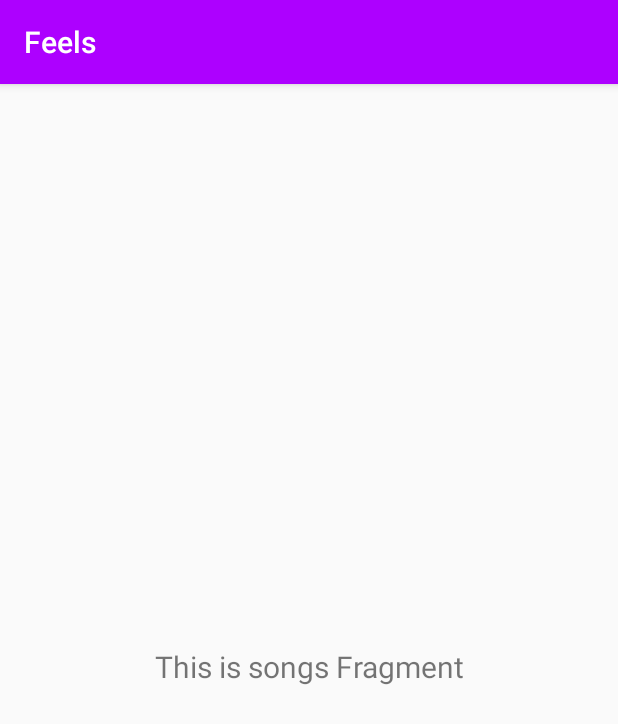
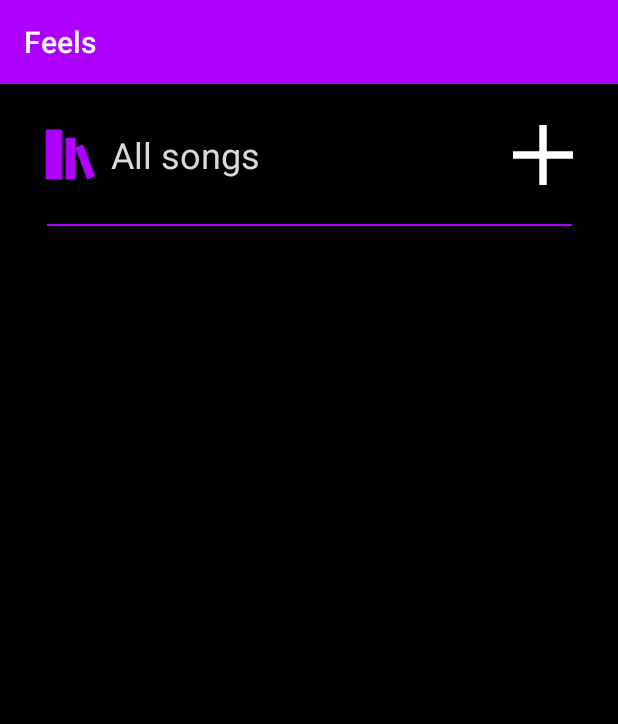
Before and after one commit to PHSSGG/Feels, an Android app: the fragment SongsFragment shown on its own in the app's theme, on a phone screen of 412 x 824 dp. Shown: the top 724 px of the screen. Run offline under Robolectric (Android 15) with nearby library versions, the phone set to English and light mode, and no system bars; 2 statements that could not run were skipped.

Commit message:
added the songs fragment

```diff
--- a/app/src/main/res/layout/fragment_songs.xml
+++ b/app/src/main/res/layout/fragment_songs.xml
@@ -4,19 +4,59 @@
     xmlns:tools="http://schemas.android.com/tools"
     android:layout_width="match_parent"
     android:layout_height="match_parent"
+    android:background="@color/black"
     tools:context=".ui.songs.SongsFragment">
 
+    <ImageView
+        android:id="@+id/songsLibraryIcon"
+        android:layout_width="wrap_content"
+        android:layout_height="wrap_content"
+        android:layout_marginTop="30dp"
+        android:layout_marginStart="30dp"
+        android:src="@drawable/ic_library_icon"
+        app:layout_constraintStart_toStartOf="parent"
+        app:layout_constraintTop_toTopOf="parent" />
+
     <TextView
-        android:id="@+id/text_slideshow"
-        android:layout_width="match_parent"
+        android:id="@+id/songsLibraryText"
+        android:layout_width="wrap_content"
         android:layout_height="wrap_content"
-        android:layout_marginStart="8dp"
-        android:layout_marginTop="8dp"
-        android:layout_marginEnd="8dp"
-        android:textAlignment="center"
-        android:textSize="20sp"
-        app:layout_constraintBottom_toBottomOf="parent"
+        android:layout_marginStart="10dp"
+        android:textColor="@color/light_gray_plus"
+        android:text="@string/songs_library_name"
+        android:textSize="24sp"
+        app:layout_constraintBottom_toBottomOf="@+id/songsLibraryIcon"
+        app:layout_constraintStart_toEndOf="@+id/songsLibraryIcon"
+        app:layout_constraintTop_toTopOf="@+id/songsLibraryIcon" />
+
+    <ImageButton
+        android:id="@+id/songsAddButton"
+        android:layout_width="40dp"
+        android:layout_height="40dp"
+        android:layout_marginEnd="30dp"
+        android:src="@drawable/ic_playlist_create"
+        android:background="@color/black"
+        app:layout_constraintBottom_toBottomOf="@+id/songsLibraryText"
+        app:layout_constraintEnd_toEndOf="parent"
+        app:layout_constraintTop_toTopOf="@+id/songsLibraryText" />
+
+    <View
+        android:id="@+id/songsTopDivider"
+        android:layout_width="350dp"
+        android:layout_height="1dp"
+        android:layout_marginTop="30dp"
+        android:background="@color/purple_primary"
         app:layout_constraintEnd_toEndOf="parent"
         app:layout_constraintStart_toStartOf="parent"
-        app:layout_constraintTop_toTopOf="parent" />
+        app:layout_constraintTop_toBottomOf="@+id/songsLibraryText" />
+
+    <androidx.recyclerview.widget.RecyclerView
+        android:id="@+id/songsRecyclerView"
+        android:layout_width="350dp"
+        android:layout_height="530dp"
+        android:layout_marginTop="20dp"
+        app:layout_constraintEnd_toEndOf="parent"
+        app:layout_constraintStart_toStartOf="parent"
+        app:layout_constraintTop_toBottomOf="@+id/songsTopDivider" />
+
 </androidx.constraintlayout.widget.ConstraintLayout>
--- a/app/src/main/res/values/strings.xml
+++ b/app/src/main/res/values/strings.xml
@@ -35,4 +35,9 @@
     <string name="playlist_name">Insert the new playlist name</string>
     <string name="cancel_playlist_create">Cancel</string>
     <string name="create_playlist">Create</string>
+
+    <string name="songs_library_name">All songs</string>
+    <string name="songs_add_selection">Select the tracks you would like to add</string>
+    <string name="songs_add_done">Add</string>
+    <string name="songs_add_cancel">Cancel</string>
 </resources>
```
Also changed, not shown: app/src/main/res/layout/library_songs_view.xml (added, +52 -0 lines).
